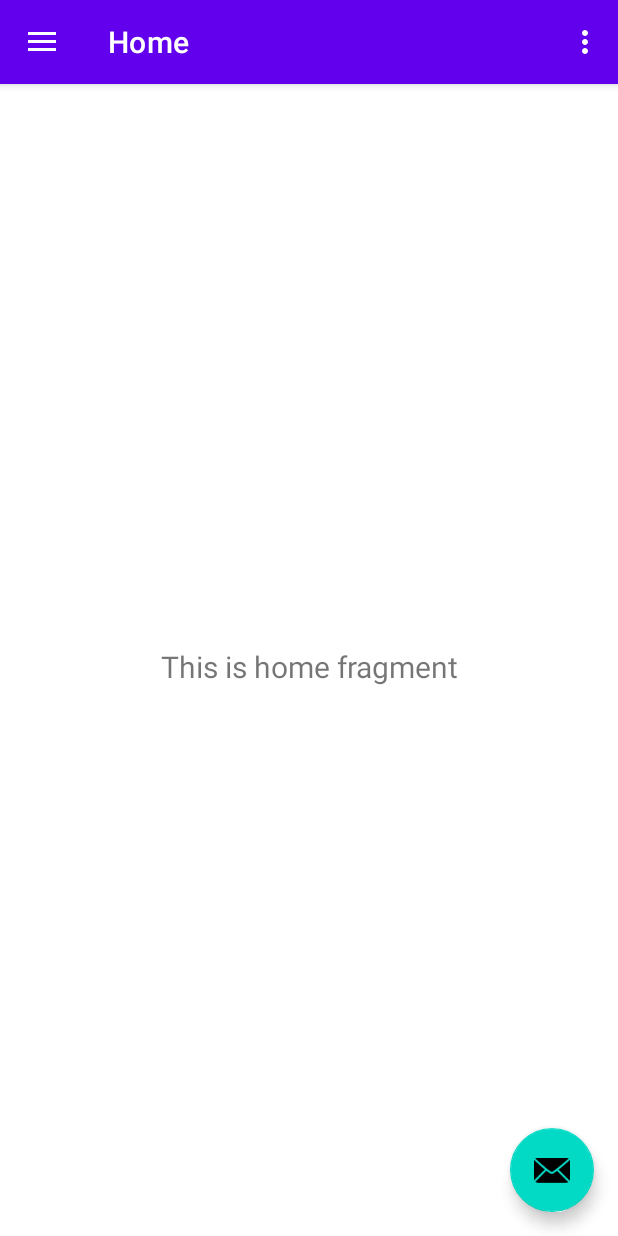
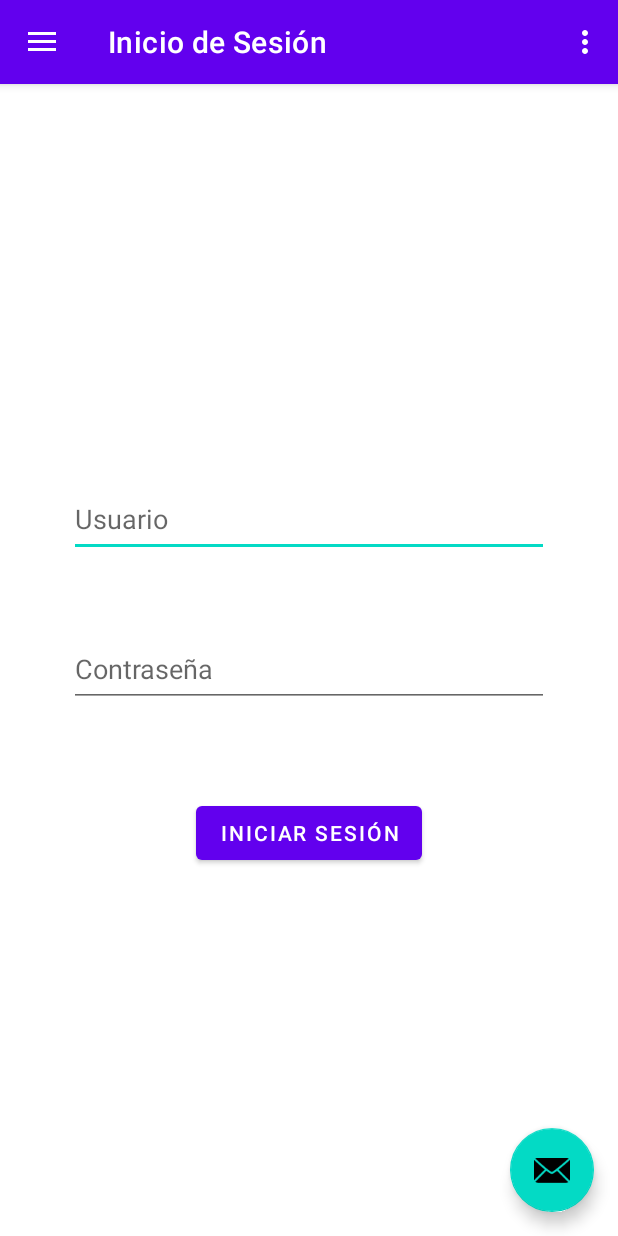
Before and after one commit to Usantiago1/AlienAp, an Android app: the screen it shows after launch (MainActivity), on a phone screen of 412 x 824 dp. Run offline under Robolectric (Android 15) with nearby library versions, the phone set to English and light mode, and no system bars; our stand-ins replace navigation-ui.

Commit message:
Se creo la vista de login

```diff
--- a/app/src/main/java/com/example/alienapp/ui/home/HomeFragment.java
+++ b/app/src/main/java/com/example/alienapp/ui/Login/LoginFragment.java
@@ -1,4 +1,4 @@
-package com.example.alienapp.ui.home;
+package com.example.alienapp.ui.Login;
 
 import android.os.Bundle;
 import android.view.LayoutInflater;
@@ -10,21 +10,21 @@ import androidx.annotation.NonNull;
 import androidx.fragment.app.Fragment;
 import androidx.lifecycle.ViewModelProvider;
 
-import com.example.alienapp.databinding.FragmentHomeBinding;
+import com.example.alienapp.databinding.FragmentLoginBinding;
 
-public class HomeFragment extends Fragment {
+public class LoginFragment extends Fragment {
 
-    private FragmentHomeBinding binding;
+    private FragmentLoginBinding binding;
 
     public View onCreateView(@NonNull LayoutInflater inflater,
                              ViewGroup container, Bundle savedInstanceState) {
-        HomeViewModel homeViewModel =
-                new ViewModelProvider(this).get(HomeViewModel.class);
+        LoginViewModel homeViewModel =
+                new ViewModelProvider(this).get(LoginViewModel.class);
 
-        binding = FragmentHomeBinding.inflate(inflater, container, false);
+        binding = FragmentLoginBinding.inflate(inflater, container, false);
         View root = binding.getRoot();
 
-        final TextView textView = binding.textHome;
+        final TextView textView = binding.txtuser;
         homeViewModel.getText().observe(getViewLifecycleOwner(), textView::setText);
         return root;
     }
--- a/app/src/main/java/com/example/alienapp/ui/gallery/GalleryViewModel.java
+++ b/app/src/main/java/com/example/alienapp/ui/Login/LoginViewModel.java
@@ -1,16 +1,16 @@
-package com.example.alienapp.ui.gallery;
+package com.example.alienapp.ui.Login;
 
 import androidx.lifecycle.LiveData;
 import androidx.lifecycle.MutableLiveData;
 import androidx.lifecycle.ViewModel;
 
-public class GalleryViewModel extends ViewModel {
+public class LoginViewModel extends ViewModel {
 
     private final MutableLiveData<String> mText;
 
-    public GalleryViewModel() {
+    public LoginViewModel() {
         mText = new MutableLiveData<>();
-        mText.setValue("This is gallery fragment");
+        mText.setValue("");
     }
 
     public LiveData<String> getText() {
--- a/app/src/main/java/com/example/alienapp/ui/gallery/GalleryFragment.java
+++ b/app/src/main/java/com/example/alienapp/ui/info/InfoFragment.java
@@ -1,4 +1,4 @@
-package com.example.alienapp.ui.gallery;
+package com.example.alienapp.ui.info;
 
 import android.os.Bundle;
 import android.view.LayoutInflater;
@@ -10,22 +10,22 @@ import androidx.annotation.NonNull;
 import androidx.fragment.app.Fragment;
 import androidx.lifecycle.ViewModelProvider;
 
-import com.example.alienapp.databinding.FragmentGalleryBinding;
+import com.example.alienapp.databinding.FragmentInfoBinding;
 
-public class GalleryFragment extends Fragment {
+public class InfoFragment extends Fragment {
 
-    private FragmentGalleryBinding binding;
+    private FragmentInfoBinding binding;
 
     public View onCreateView(@NonNull LayoutInflater inflater,
                              ViewGroup container, Bundle savedInstanceState) {
-        GalleryViewModel galleryViewModel =
-                new ViewModelProvider(this).get(GalleryViewModel.class);
+        InfoViewModel infoViewModel =
+                new ViewModelProvider(this).get(InfoViewModel.class);
 
-        binding = FragmentGalleryBinding.inflate(inflater, container, false);
+        binding = FragmentInfoBinding.inflate(inflater, container, false);
         View root = binding.getRoot();
 
         final TextView textView = binding.textGallery;
-        galleryViewModel.getText().observe(getViewLifecycleOwner(), textView::setText);
+        infoViewModel.getText().observe(getViewLifecycleOwner(), textView::setText);
         return root;
     }
 
--- a/app/src/main/java/com/example/alienapp/ui/home/HomeViewModel.java
+++ b/app/src/main/java/com/example/alienapp/ui/info/InfoViewModel.java
@@ -1,16 +1,16 @@
-package com.example.alienapp.ui.home;
+package com.example.alienapp.ui.info;
 
 import androidx.lifecycle.LiveData;
 import androidx.lifecycle.MutableLiveData;
 import androidx.lifecycle.ViewModel;
 
-public class HomeViewModel extends ViewModel {
+public class InfoViewModel extends ViewModel {
 
     private final MutableLiveData<String> mText;
 
-    public HomeViewModel() {
+    public InfoViewModel() {
         mText = new MutableLiveData<>();
-        mText.setValue("This is home fragment");
+        mText.setValue("This is gallery fragment");
     }
 
     public LiveData<String> getText() {
--- a/app/src/main/res/layout/fragment_home.xml
+++ /dev/null
@@ -1,22 +0,0 @@
-<?xml version="1.0" encoding="utf-8"?>
-<androidx.constraintlayout.widget.ConstraintLayout xmlns:android="http://schemas.android.com/apk/res/android"
-    xmlns:app="http://schemas.android.com/apk/res-auto"
-    xmlns:tools="http://schemas.android.com/tools"
-    android:layout_width="match_parent"
-    android:layout_height="match_parent"
-    tools:context=".ui.home.HomeFragment">
-
-    <TextView
-        android:id="@+id/text_home"
-        android:layout_width="match_parent"
-        android:layout_height="wrap_content"
-        android:layout_marginStart="8dp"
-        android:layout_marginTop="8dp"
-        android:layout_marginEnd="8dp"
-        android:textAlignment="center"
-        android:textSize="20sp"
-        app:layout_constraintBottom_toBottomOf="parent"
-        app:layout_constraintEnd_toEndOf="parent"
-        app:layout_constraintStart_toStartOf="parent"
-        app:layout_constraintTop_toTopOf="parent" />
-</androidx.constraintlayout.widget.ConstraintLayout>
--- a/app/src/main/res/layout/fragment_gallery.xml
+++ b/app/src/main/res/layout/fragment_info.xml
@@ -4,7 +4,7 @@
     xmlns:tools="http://schemas.android.com/tools"
     android:layout_width="match_parent"
     android:layout_height="match_parent"
-    tools:context=".ui.gallery.GalleryFragment">
+    tools:context=".ui.info.InfoFragment">
 
     <TextView
         android:id="@+id/text_gallery"
--- /dev/null
+++ b/app/src/main/res/layout/fragment_login.xml
@@ -0,0 +1,41 @@
+<?xml version="1.0" encoding="utf-8"?>
+<androidx.constraintlayout.widget.ConstraintLayout xmlns:android="http://schemas.android.com/apk/res/android"
+    xmlns:app="http://schemas.android.com/apk/res-auto"
+    xmlns:tools="http://schemas.android.com/tools"
+    android:layout_width="match_parent"
+    android:layout_height="match_parent"
+    tools:context=".ui.Login.LoginFragment">
+
+    <EditText
+        android:id="@+id/txtuser"
+        android:hint="Usuario"
+        android:layout_width="320dp"
+        android:layout_height="50dp"
+        android:layout_marginTop="265dp"
+        android:ems="10"
+        android:inputType="textPersonName"
+        app:layout_constraintEnd_toEndOf="parent"
+        app:layout_constraintStart_toStartOf="parent"
+        app:layout_constraintTop_toTopOf="parent" />
+
+    <EditText
+        android:hint="Contraseña"
+        android:id="@+id/txtpassword"
+        android:layout_width="320dp"
+        android:layout_height="50dp"
+        android:layout_marginTop="50dp"
+        android:ems="10"
+        android:inputType="textPassword"
+        app:layout_constraintStart_toStartOf="@+id/txtuser"
+        app:layout_constraintTop_toBottomOf="@+id/txtuser" />
+
+    <Button
+        android:id="@+id/btnlogin"
+        android:layout_width="wrap_content"
+        android:layout_height="wrap_content"
+        android:layout_marginTop="60dp"
+        android:text="Iniciar Sesión"
+        app:layout_constraintEnd_toEndOf="parent"
+        app:layout_constraintStart_toStartOf="parent"
+        app:layout_constraintTop_toBottomOf="@+id/txtpassword" />
+</androidx.constraintlayout.widget.ConstraintLayout>
--- a/app/src/main/res/menu/activity_main_drawer.xml
+++ b/app/src/main/res/menu/activity_main_drawer.xml
@@ -6,12 +6,12 @@
     <group android:checkableBehavior="single">
         <item
             android:id="@+id/nav_home"
-            android:icon="@drawable/ic_menu_camera"
-            android:title="@string/menu_home" />
+            android:icon="@drawable/baseline_account_circle_black_24dp"
+            android:title="@string/menu_login" />
         <item
             android:id="@+id/nav_gallery"
-            android:icon="@drawable/ic_menu_gallery"
-            android:title="@string/menu_gallery" />
+            android:icon="@drawable/baseline_info_black_24dp"
+            android:title="@string/menu_info" />
         <item
             android:id="@+id/nav_slideshow"
             android:icon="@drawable/ic_menu_slideshow"
--- a/app/src/main/res/navigation/mobile_navigation.xml
+++ b/app/src/main/res/navigation/mobile_navigation.xml
@@ -7,15 +7,15 @@
 
     <fragment
         android:id="@+id/nav_home"
-        android:name="com.example.alienapp.ui.home.HomeFragment"
-        android:label="@string/menu_home"
-        tools:layout="@layout/fragment_home" />
+        android:name="com.example.alienapp.ui.Login.LoginFragment"
+        android:label="@string/menu_login"
+        tools:layout="@layout/fragment_login" />
 
     <fragment
         android:id="@+id/nav_gallery"
-        android:name="com.example.alienapp.ui.gallery.GalleryFragment"
-        android:label="@string/menu_gallery"
-        tools:layout="@layout/fragment_gallery" />
+        android:name="com.example.alienapp.ui.info.InfoFragment"
+        android:label="@string/menu_info"
+        tools:layout="@layout/fragment_info" />
 
     <fragment
         android:id="@+id/nav_slideshow"
--- a/app/src/main/res/values/strings.xml
+++ b/app/src/main/res/values/strings.xml
@@ -7,7 +7,7 @@
     <string name="nav_header_desc">Navigation header</string>
     <string name="action_settings">Settings</string>
 
-    <string name="menu_home">Home</string>
-    <string name="menu_gallery">Gallery</string>
+    <string name="menu_login">Inicio de Sesión</string>
+    <string name="menu_info">Información App</string>
     <string name="menu_slideshow">Slideshow</string>
 </resources>
```
Also changed, not shown: app/src/main/res/drawable-v24/baseline_account_circle_black_24dp.png (added), app/src/main/res/drawable-v24/baseline_info_black_24dp.png (added).
